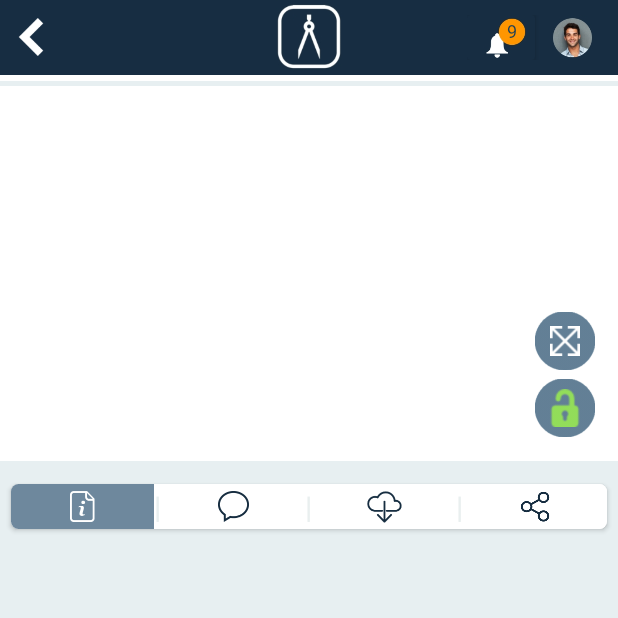
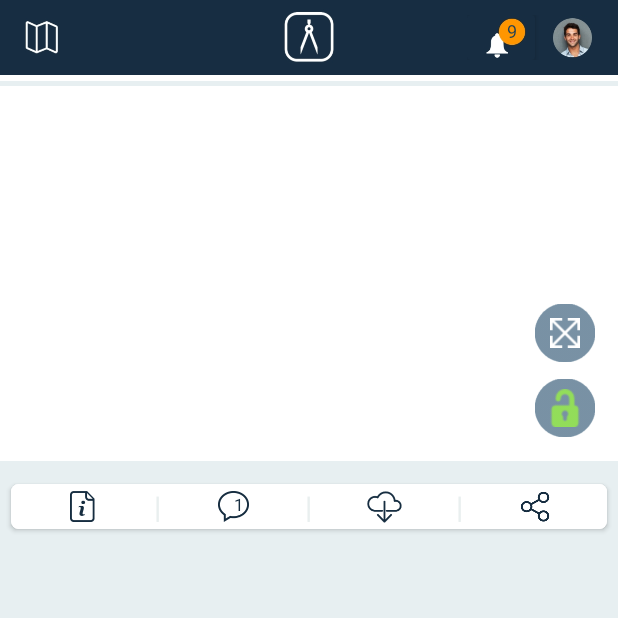
Before and after one commit to DamjanMilekic/ReStrictApp, an Android app: the DetailActivity screen opened directly, with no data from a screen before it, on a phone screen of 412 x 824 dp, the top half of it. Run offline under Robolectric (Android 15) with nearby library versions, the phone set to English and light mode, and no system bars; our stand-ins replace Picasso; pictures from the network do not load; 1 statement that could not run was skipped.

Commit message:
Merge branch 'Ivan-DetailPage' into TestIvanDurma
# Conflicts:
#	app/src/main/java/com/example/laptop/restrict/Fragments/HomeFragment.java
#	app/src/main/res/drawable/arrow_down.png
#	app/src/main/res/layout/row_first.xml
#	app/src/main/res/layout/row_second.xml

```diff
--- a/app/src/main/java/com/example/laptop/restrict/Adapter/ProjectAdapter.java
+++ b/app/src/main/java/com/example/laptop/restrict/Adapter/ProjectAdapter.java
@@ -65,7 +65,7 @@ public class ProjectAdapter extends RecyclerView.Adapter<ProjectAdapter.ProjectV
         });
         if(raw_index==position){
            // holder.circle.setColorFilter(context.getResources().getColor(R.color.strictBlue));
-            holder.circle.setBackground(context.getDrawable(R.drawable.circle_selected));
+            holder.circle.setBackground(context.getResources().getDrawable(R.drawable.circle_selected));
         }
         else {
             holder.circle.setBackground(null);
--- a/app/src/main/java/com/example/laptop/restrict/DetailActivity.java
+++ b/app/src/main/java/com/example/laptop/restrict/DetailActivity.java
@@ -24,6 +24,7 @@ import android.widget.Toast;
 
 import java.util.ArrayList;
 
+import com.example.laptop.restrict.Adapter.CommentAdapter;
 import com.example.laptop.restrict.Adapter.ProjectAdapter;
 import com.example.laptop.restrict.Fragments.CommentsFragment;
 import com.example.laptop.restrict.Fragments.DetailImageFragment;
@@ -52,16 +53,17 @@ public class DetailActivity extends AppCompatActivity implements View.OnClickLis
     private ProjectAdapter adapter;
     private ArrayList<Version> versionList;
     public Version selectedVersion;
+    public Comment mComment;
 
     private MainActivity mainActivity;
 
-
+    private CommentAdapter commentAdapter;
     ActionBar actionBar;
     // ImageButton komponente DetailActivity-a
     ImageButton info, comment, download, share, imageButtonAppsettings;
     ImageView backButton;
 
-    TextView btnNumberNotification;
+    TextView btnNumberNotification, numberOfComments;
     @Override
     protected void onStart() {
         super.onStart();
@@ -81,6 +83,8 @@ public class DetailActivity extends AppCompatActivity implements View.OnClickLis
 
         backButton = (ImageView) findViewById(R.id.backButtonFullScreenDetail);
         btnNumberNotification =(TextView) findViewById(R.id.txNumberOfNotif);
+
+        numberOfComments = (TextView)findViewById(R.id.numberOfComments);
 
         imageButtonAppsettings.setOnClickListener(new View.OnClickListener() {
             @Override
@@ -143,6 +147,10 @@ public class DetailActivity extends AppCompatActivity implements View.OnClickLis
                 infoFragment.setArguments(args);
                 commentsFragment.setArguments(args);
 
+                int size = args.size();
+                String t = String.valueOf(size);
+
+                numberOfComments.setText(t);
 
                 FragmentManager fragmentManager = getSupportFragmentManager();
                 FragmentTransaction transaction = fragmentManager.beginTransaction();
@@ -204,7 +212,6 @@ public class DetailActivity extends AppCompatActivity implements View.OnClickLis
 
                 currentFragment = fragmentManager.findFragmentById(R.id.onClickButtonFragmentContainer);
 
-                infoClicked(info);
 
                 if (currentFragment != null && currentFragment instanceof CommentsFragment) {
                     transaction = fragmentManager.beginTransaction();
@@ -220,7 +227,6 @@ public class DetailActivity extends AppCompatActivity implements View.OnClickLis
 
                 currentFragment = fragmentManager.findFragmentById(R.id.onClickButtonFragmentContainer);
 
-                comentClicked(comment);
 
                 if (currentFragment != null && currentFragment instanceof InfoFragment) {
                     transaction = fragmentManager.beginTransaction();
@@ -357,7 +363,7 @@ public class DetailActivity extends AppCompatActivity implements View.OnClickLis
         super.onBackPressed();
     }
 
-    public void infoClicked(ImageButton btn){
+/*    public void infoClicked(ImageButton btn){
         info.setBackgroundColor(getResources().getColor(R.color.buttonsSettings));
         info.setAlpha(0.65f);
         info.setColorFilter(getResources().getColor(R.color.white));
@@ -385,7 +391,7 @@ public class DetailActivity extends AppCompatActivity implements View.OnClickLis
 
         share.setBackgroundColor(getResources().getColor(R.color.white));
         share.setColorFilter(getResources().getColor(R.color.buttonsSettings));
-    }
+    }*/
 
 
     public void initFragmentAppSettings(){
--- a/app/src/main/java/com/example/laptop/restrict/Fragments/DetailFragment.java
+++ b/app/src/main/java/com/example/laptop/restrict/Fragments/DetailFragment.java
@@ -87,6 +87,7 @@ public class DetailFragment extends Fragment {
             public void onResponse(Call<ProjectStatusData> call, Response<ProjectStatusData> response) {
                 versionList = response.body().getData().getVersions();
                 // Punjenje Project dela
+
                 adapter = new ProjectAdapter(getContext(), versionList);
                 Log.e("PROJECT ADAPTER", "List size: " + versionList.size());
                 recyclerView.setAdapter(adapter);
--- a/app/src/main/res/drawable/shape.xml
+++ b/app/src/main/res/drawable/shape.xml
@@ -2,5 +2,5 @@
     <shape xmlns:android="http://schemas.android.com/apk/res/android">
         <stroke
             android:width="1dp"
-            android:color="@color/fontAppSettings" />
+            android:color="@color/detail_fragment_background" />
     </shape>
--- a/app/src/main/res/layout/activity_detail.xml
+++ b/app/src/main/res/layout/activity_detail.xml
@@ -10,18 +10,22 @@
         android:id="@+id/toolbar2"
         android:layout_width="match_parent"
         android:layout_height="wrap_content"
+
        >
 
         <RelativeLayout
             android:id="@+id/toolbar"
             android:layout_width="match_parent"
             android:layout_height="50dp"
+
             android:background="#172D42">
 
             <ImageView
                 android:id="@+id/imgLogo"
                 android:layout_width="wrap_content"
                 android:layout_height="50dp"
+                android:layout_marginTop="5dp"
+                android:layout_marginBottom="5dp"
                 android:layout_centerInParent="true"
                 android:src="@drawable/mid_act_bar_btn"
                 android:scaleType="fitCenter" />
@@ -30,11 +34,11 @@
                 android:id="@+id/backButtonFullScreenDetail"
                 android:layout_width="25dp"
                 android:layout_height="25dp"
+                android:layout_marginLeft="15dp"
                 android:background="@color/actionBarC"
                 android:layout_alignParentStart="true"
                 android:layout_centerVertical="true"
-                android:layout_marginStart="8dp"
-                android:src="@drawable/left_arrow"
+                android:src="@drawable/left_act_bar_btn"
                 android:scaleType="fitCenter"/>
 
         </RelativeLayout>
@@ -48,6 +52,7 @@
 
             <android.support.v7.widget.CardView
                 android:layout_width="45dp"
+
                 android:backgroundTint="#172D42"
                 android:layout_height="match_parent">
 
@@ -145,9 +150,7 @@
                         android:layout_height="wrap_content"
                         android:layout_weight="1"
                         android:src="@mipmap/info_icon"
-                        android:tint="@color/white"
-                        android:background="@color/buttonsSettings"
-                        android:alpha="0.65"/>
+                        android:tint="@color/colorPrimary"/>
 
                     <TextView
                         android:layout_width="wrap_content"
@@ -156,15 +159,30 @@
                         android:text="|"
                         android:textColor="@color/detail_fragment_background"
                         android:textSize="20sp" />
-
-                    <ImageButton
-                        android:id="@+id/commentsImageButton"
-                        style="@style/Widget.AppCompat.Button.Borderless"
+                    <RelativeLayout
                         android:layout_width="wrap_content"
                         android:layout_height="wrap_content"
                         android:layout_weight="1"
-                        android:src="@mipmap/comments_icon"
-                        android:tint="@color/colorPrimary"/>
+                        android:gravity="center">
+
+                        <ImageButton
+                            android:id="@+id/commentsImageButton"
+                            style="@style/Widget.AppCompat.Button.Borderless"
+                            android:layout_width="wrap_content"
+                            android:layout_height="wrap_content"
+                            android:src="@mipmap/comments_icon"
+                            android:tint="@color/colorPrimary"/>
+                        <TextView
+                            android:id="@+id/numberOfComments"
+                            android:layout_width="wrap_content"
+                            android:layout_height="wrap_content"
+                            android:text="1"
+                            android:textSize="11sp"
+                            android:textColor="@color/colorPrimary"
+                            android:layout_marginTop="6dp"
+                            android:layout_centerHorizontal="true"/>
+                    </RelativeLayout>
+
 
                     <TextView
                         android:layout_width="wrap_content"
--- a/app/src/main/res/layout/activity_full_screen_image.xml
+++ b/app/src/main/res/layout/activity_full_screen_image.xml
@@ -16,6 +16,8 @@
             android:id="@+id/imgLogo"
             android:layout_width="wrap_content"
             android:layout_height="50dp"
+            android:layout_marginTop="5dp"
+            android:layout_marginBottom="5dp"
             android:layout_centerInParent="true"
             android:src="@drawable/mid_act_bar_btn"
             android:scaleType="fitCenter" />
--- a/app/src/main/res/layout/fragment_detail_image.xml
+++ b/app/src/main/res/layout/fragment_detail_image.xml
@@ -16,7 +16,7 @@
         android:layout_height="wrap_content"
         android:layout_alignParentEnd="true"
         android:layout_alignBottom="@id/image"
-        android:layout_marginBottom="60dp"
+        android:layout_marginBottom="65dp"
         android:layout_marginRight="15dp">
 
         <ImageView
@@ -24,7 +24,7 @@
             android:layout_width="40dp"
             android:layout_height="40dp"
             android:src="@drawable/circle_selected"
-            android:alpha="0.7"/>
+            android:alpha="0.6"/>
 
         <ImageView
             android:id="@+id/imgResizeFront"
@@ -49,14 +49,15 @@
             android:layout_width="40dp"
             android:layout_height="40dp"
             android:src="@drawable/circle_selected"
-            android:alpha="0.7"/>
+            android:alpha="0.6"/>
 
         <ImageView
             android:id="@+id/imgLockFront"
             android:layout_width="25dp"
             android:layout_height="25dp"
             android:src="@mipmap/padunlock"
-            android:layout_gravity="center"/>
+            android:layout_gravity="center"
+            android:backgroundTint="@color/green"/>
 
     </FrameLayout>
 
--- a/app/src/main/res/layout/project.xml
+++ b/app/src/main/res/layout/project.xml
@@ -4,7 +4,7 @@
     android:layout_width="wrap_content"
     android:layout_height="wrap_content"
     android:layout_gravity="center"
-    android:layout_marginLeft="2.5dp"
+    android:layout_marginLeft="3.7dp"
     android:layout_marginRight="20dp"
     android:layout_centerHorizontal="true"
     android:layout_centerVertical="true">
@@ -24,7 +24,8 @@
             android:layout_width="wrap_content"
             android:layout_height="wrap_content"
             android:text="A"
-            android:textSize="17sp"
+            android:textSize="16sp"
+            android:textStyle="bold"
             android:textColor="@color/white"
             android:layout_gravity="center"/>
 
```
Also changed, not shown: app/src/main/java/com/example/laptop/restrict/Fragments/CommentsFragment.java (+6 -2 lines), app/src/main/res/layout/comment.xml (+23 -26 lines), app/src/main/res/layout/layout_comments.xml (+38 -28 lines), app/src/main/res/layout/toolbar_layout.xml (+4 -15 lines), app/src/main/res/drawable/cancel.png (added), app/src/main/res/drawable/first_in_coment.png (added), app/src/main/res/drawable/pencil.png (added), app/src/main/res/drawable/plane.png (added).
